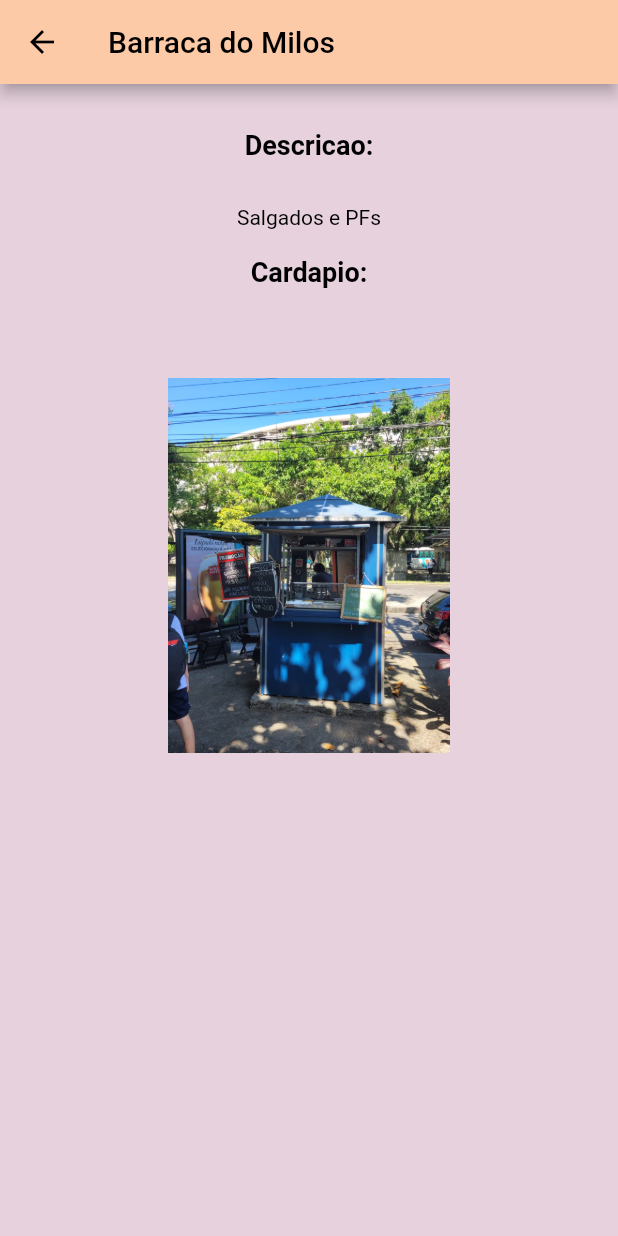
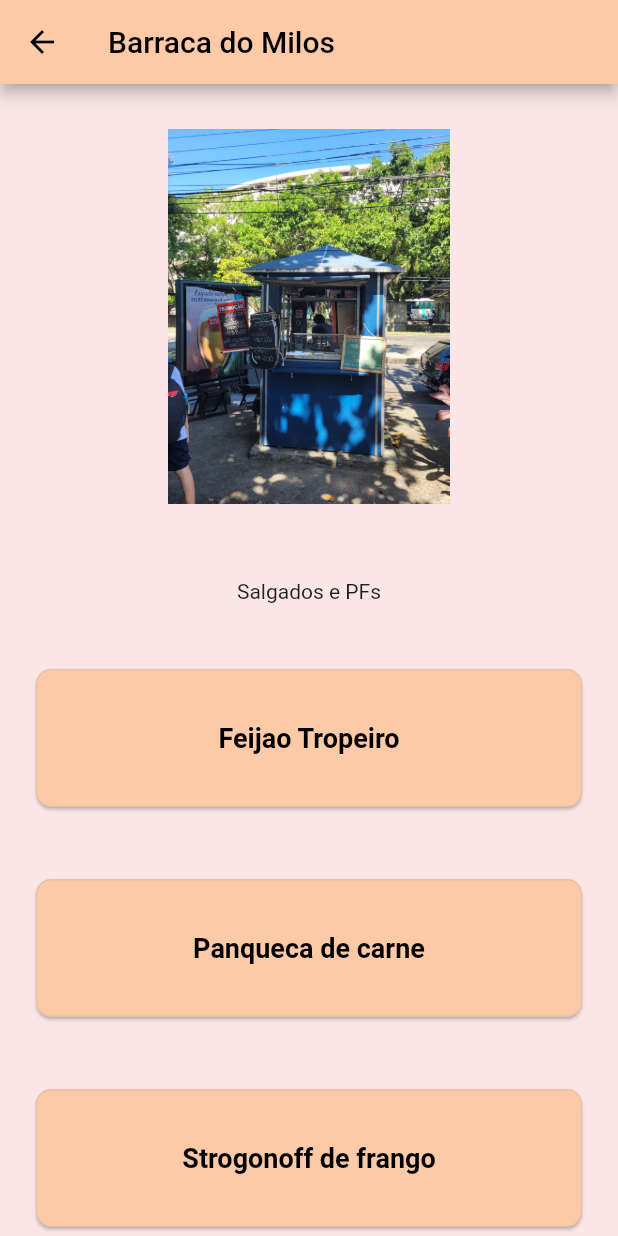
Before and after one commit to lfsca/app-flutter-LuizFellipe-BrunoCoutinho, a Flutter app: the screen it shows after launch, after a tap on "Barraca do Milos", on a phone screen of 412 x 824 dp. Run offline on Flutter 3.47's test engine with Material 2 defaults, Android fonts, the light colour scheme and no system bars; Roboto replaces fonts that are missing (Poppins).

Commit message:
nova detail page

```diff
--- a/flutter_project/assets/json/barracas.json
+++ b/flutter_project/assets/json/barracas.json
@@ -65,7 +65,7 @@
     {
         "id": 2,
         "nomeBarraca": "Barraca do Amarelinho",
-        "descricao": "Yakisobas e Salgadinhos",
+        "descricao": "Uma das barraquinhas mais tradicionais da PUC-Rio, aberta todos os dias de 10:00 as 16:00. Aqui voce encontra os melhores Yakisobas do bairro, venha expermientar!",
         "imagemBarraca": "assets/img/amarelinho.jpeg",
         "avaliacoes": [
             {
--- a/flutter_project/lib/detailpage.dart
+++ b/flutter_project/lib/detailpage.dart
@@ -1,6 +1,7 @@
 import 'package:flutter/material.dart';
 import 'package:flutter_project/barraca.dart';
 import 'package:flutter_project/style.dart';
+import 'package:flutter_project/palette.dart';
 
 class DetailPage extends StatelessWidget {
   const DetailPage({Key? key}) : super(key: key);
@@ -10,52 +11,80 @@ class DetailPage extends StatelessWidget {
   @override
   Widget build(BuildContext context) {
     final barraca = ModalRoute.of(context)!.settings.arguments as Barraca;
-    Widget _getContent() {
-      return Container(
+    return Scaffold(
+        appBar: AppBar(title: Text(barraca.nomeBarraca)),
+        body: Container(
             color: Color.fromARGB(218, 250, 227, 227),
+            constraints: BoxConstraints.expand(),
             child: Center(
-            child: Column(children: [
-              Padding(padding: EdgeInsets.only(top: 30.0)),
-              Text('Descricao:', style: Style.headerTextStyle),
-              Padding(padding: EdgeInsets.only(top: 30.0)),
-              Text('${barraca.descricao}', style: Style.commonTextStyle),
-              Container(
-                  margin: new EdgeInsets.symmetric(vertical: 8.0),
-                  height: 2.0,
-                  width: 18.0),
-              Center(child: Text('Cardapio:', style: Style.headerTextStyle)),
-              Padding(padding: EdgeInsets.only(top: 30.0)),
-              //Text('${barraca.cardapio}', style: Style.commonTextStyle),
-              Padding(padding: EdgeInsets.only(top: 30.0)),
+                child: Column(children: <Widget>[
+              const SizedBox(
+                height: 30,
+              ),
               if (barraca.imagemBarraca != "IMAGEM")
-                (Image.asset(
+                GestureDetector(
+                    onDoubleTap: () {
+                      print("OLAAAA");
+                      ImageDialog(barraca.imagemBarraca);
+                    },
+                    child: (Image.asset(
                       barraca.imagemBarraca,
                       width: 250.0,
                       height: 250.0,
+                    ))),
+              const SizedBox(
+                height: 30,
+              ),
+              Container(
+                  margin: EdgeInsets.all(20), child: Text(barraca.descricao)),
+              Expanded(
+                  child: ListView.builder(
+                      itemCount: barraca.quentinhas.length,
+                      itemBuilder: (BuildContext context, int index) {
+                        return Container(
+                          margin: EdgeInsets.all(20),
+                          height: 100,
+                          width: double.infinity,
+                          child: Card(
+                              color: createMaterialColor(
+                                  Color.fromARGB(255, 253, 202, 168)),
+                              shape: RoundedRectangleBorder(
+                                  borderRadius: BorderRadius.circular(10),
+                                  side: BorderSide(
+                                    color: Colors.grey.withOpacity(0.2),
+                                    width: 1,
                                   )),
-            ]),
-          ));
+                              child: SizedBox(
+                                  width: 100,
+                                  height: 100,
+                                  child: Stack(children: [
+                                    Container(
+                                        child: Center(
+                                      child: Text(
+                                          barraca.quentinhas[index].nome,
+                                          style: Style.headerTextStyle),
+                                    )),
+                                  ]))),
+                        );
+                      }))
+            ]))));
+  }
 }
 
-    // Container _getToolbar(BuildContext context) {
-    //   return Container(
-    //     margin: EdgeInsets.only(top: MediaQuery.of(context).padding.top),
-    //     child: BackButton(
-    //       color: Colors.blue,
-    //     ),
-    //   );
-    // }
+class ImageDialog extends StatelessWidget {
+  final String imagemBarraca;
+  ImageDialog(this.imagemBarraca);
 
-    return Scaffold(
-        appBar: AppBar(title: Text(barraca.nomeBarraca)),
-        body: Container(
-            color: Color(0xFF736AB7),
-            constraints: BoxConstraints.expand(),
-            child: Stack(
-              children: <Widget>[
-                _getContent(),
-                // _getToolbar(context),
-              ],
-            )));
+  @override
+  Widget build(BuildContext context) {
+    return Dialog(
+      child: Container(
+        width: 200,
+        height: 200,
+        decoration: BoxDecoration(
+            image: DecorationImage(
+                image: ExactAssetImage(imagemBarraca), fit: BoxFit.cover)),
+      ),
+    );
   }
 }
```
Lines whose indentation alone changed are shown as unchanged.
